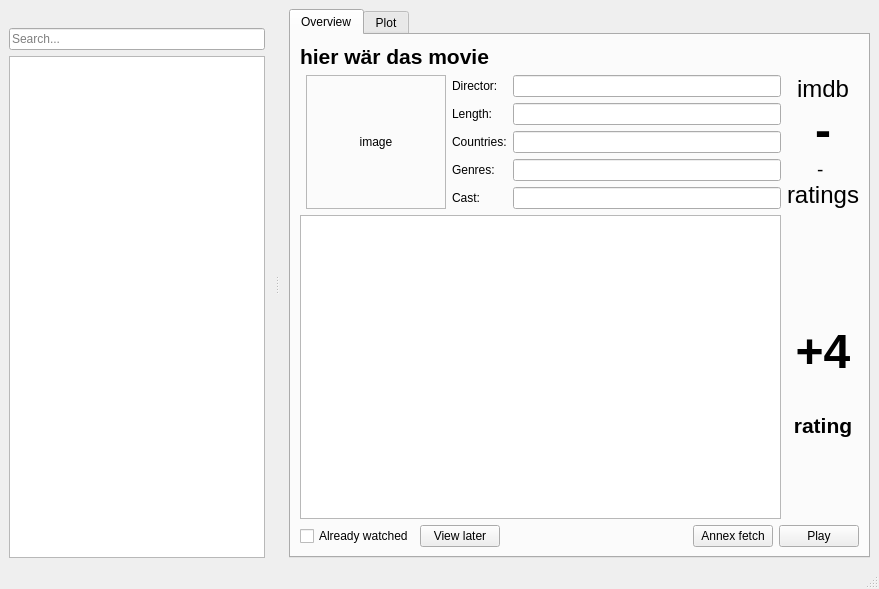
Before: the Qt Designer form playground/qtgui.ui in bordstein/hamster, drawn with Qt 5.
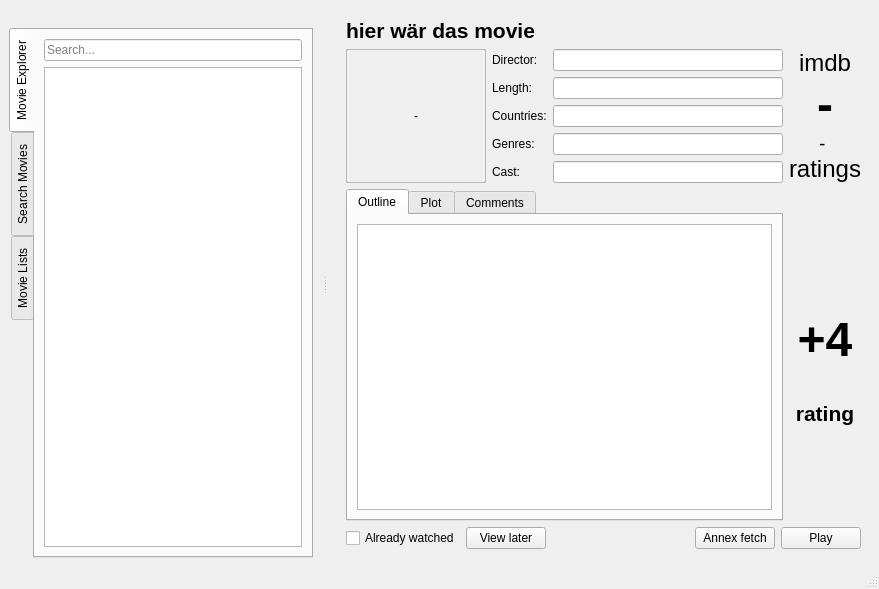
After: the same form once the commit is applied. Icons and pictures are not drawn.

Commit message: redesign of tabbing structure

The edit to the form file:
```diff
--- a/playground/qtgui.ui
+++ b/playground/qtgui.ui
@@ -14,18 +14,12 @@
    <string>MainWindow</string>
   </property>
   <widget class="QWidget" name="centralwidget">
-   <layout class="QHBoxLayout" name="horizontalLayout">
+   <layout class="QVBoxLayout" name="verticalLayout_3">
     <item>
-     <widget class="QTabWidget" name="tabWidget">
-      <property name="currentIndex">
-       <number>0</number>
-      </property>
-      <widget class="QWidget" name="tab">
-       <attribute name="title">
-        <string>Overview</string>
-       </attribute>
+     <widget class="QStackedWidget" name="stackedWidget">
+      <widget class="QWidget" name="page">
        <layout class="QGridLayout" name="gridLayout">
-        <item row="0" column="0" colspan="5">
+        <item row="0" column="0" colspan="4">
          <widget class="QLabel" name="l_title">
           <property name="sizePolicy">
            <sizepolicy hsizetype="Preferred" vsizetype="Fixed">
@@ -45,80 +39,235 @@
           </property>
          </widget>
         </item>
-        <item row="8" column="0" rowspan="2" colspan="4">
-         <widget class="QTextBrowser" name="l_plot_short"/>
-        </item>
-        <item row="6" column="2">
-         <widget class="QLabel" name="label_3">
-          <property name="text">
-           <string>Cast:</string>
+        <item row="1" column="0" rowspan="5">
+         <widget class="QLabel" name="l_img">
+          <property name="sizePolicy">
+           <sizepolicy hsizetype="Fixed" vsizetype="Preferred">
+            <horstretch>0</horstretch>
+            <verstretch>0</verstretch>
+           </sizepolicy>
           </property>
-         </widget>
-        </item>
-        <item row="6" column="3">
-         <widget class="QLineEdit" name="l_cast">
-          <property name="readOnly">
-           <bool>true</bool>
+          <property name="minimumSize">
+           <size>
+            <width>140</width>
+            <height>0</height>
+           </size>
           </property>
-         </widget>
-        </item>
-        <item row="5" column="2">
-         <widget class="QLabel" name="label_4">
+          <property name="maximumSize">
+           <size>
+            <width>16777215</width>
+            <height>16777215</height>
+           </size>
+          </property>
+          <property name="baseSize">
+           <size>
+            <width>0</width>
+            <height>0</height>
+           </size>
+          </property>
+          <property name="frameShape">
+           <enum>QFrame::StyledPanel</enum>
+          </property>
           <property name="text">
-           <string>Genres:</string>
+           <string>-</string>
           </property>
-         </widget>
-        </item>
-        <item row="5" column="3">
-         <widget class="QLineEdit" name="l_genres">
-          <property name="readOnly">
-           <bool>true</bool>
+          <property name="scaledContents">
+           <bool>false</bool>
           </property>
-         </widget>
-        </item>
-        <item row="2" column="3">
-         <widget class="QLineEdit" name="l_director">
-          <property name="readOnly">
-           <bool>true</bool>
+          <property name="alignment">
+           <set>Qt::AlignCenter</set>
           </property>
+          <property name="margin">
+           <number>4</number>
+          </property>
          </widget>
         </item>
-        <item row="2" column="2">
+        <item row="1" column="1">
          <widget class="QLabel" name="label">
           <property name="text">
            <string>Director:</string>
           </property>
          </widget>
         </item>
-        <item row="4" column="3">
-         <widget class="QLineEdit" name="l_countries">
+        <item row="1" column="2">
+         <widget class="QLineEdit" name="l_director">
           <property name="readOnly">
            <bool>true</bool>
           </property>
          </widget>
         </item>
-        <item row="4" column="2">
+        <item row="1" column="3" rowspan="5">
+         <widget class="QLabel" name="l_rating">
+          <property name="frameShape">
+           <enum>QFrame::NoFrame</enum>
+          </property>
+          <property name="frameShadow">
+           <enum>QFrame::Plain</enum>
+          </property>
+          <property name="text">
+           <string>&lt;!DOCTYPE HTML PUBLIC &quot;-//W3C//DTD HTML 4.0//EN&quot; &quot;http://www.w3.org/TR/REC-html40/strict.dtd&quot;&gt;
+&lt;html&gt;&lt;head&gt;&lt;meta name=&quot;qrichtext&quot; content=&quot;1&quot; /&gt;&lt;style type=&quot;text/css&quot;&gt;
+p, li { white-space: pre-wrap; }
+&lt;/style&gt;&lt;/head&gt;&lt;body style=&quot; font-family:'Ubuntu'; font-size:14pt; font-weight:400; font-style:normal;&quot;&gt;
+&lt;p align=&quot;center&quot; style=&quot; margin-top:0px; margin-bottom:0px; margin-left:0px; margin-right:0px; -qt-block-indent:0; text-indent:0px;&quot;&gt;&lt;span style=&quot; font-size:18pt;&quot;&gt;imdb&lt;/span&gt;&lt;/p&gt;
+&lt;p align=&quot;center&quot; style=&quot; margin-top:0px; margin-bottom:0px; margin-left:0px; margin-right:0px; -qt-block-indent:0; text-indent:0px;&quot;&gt;&lt;span style=&quot; font-size:36pt; font-weight:600;&quot;&gt;-&lt;/span&gt;&lt;/p&gt;
+&lt;p align=&quot;center&quot; style=&quot; margin-top:0px; margin-bottom:0px; margin-left:0px; margin-right:0px; -qt-block-indent:0; text-indent:0px;&quot;&gt;- &lt;/p&gt;
+&lt;p align=&quot;center&quot; style=&quot; margin-top:0px; margin-bottom:0px; margin-left:0px; margin-right:0px; -qt-block-indent:0; text-indent:0px;&quot;&gt;&lt;span style=&quot; font-size:18pt;&quot;&gt;ratings&lt;/span&gt;&lt;/p&gt;&lt;/body&gt;&lt;/html&gt;</string>
+          </property>
+          <property name="margin">
+           <number>3</number>
+          </property>
+         </widget>
+        </item>
+        <item row="2" column="1">
+         <widget class="QLabel" name="label_7">
+          <property name="text">
+           <string>Length:</string>
+          </property>
+         </widget>
+        </item>
+        <item row="2" column="2">
+         <widget class="QLineEdit" name="l_runtime">
+          <property name="readOnly">
+           <bool>true</bool>
+          </property>
+         </widget>
+        </item>
+        <item row="3" column="1">
          <widget class="QLabel" name="label_2">
           <property name="text">
            <string>Countries:</string>
           </property>
          </widget>
         </item>
-        <item row="3" column="3">
-         <widget class="QLineEdit" name="l_runtime">
-          <property name="readOnly">
-           <bool>true</bool>
-          </property>
-         </widget>
-        </item>
         <item row="3" column="2">
-         <widget class="QLabel" name="label_7">
+         <widget class="QLineEdit" name="l_countries">
+          <property name="readOnly">
+           <bool>true</bool>
+          </property>
+         </widget>
+        </item>
+        <item row="4" column="1">
+         <widget class="QLabel" name="label_4">
           <property name="text">
-           <string>Length:</string>
+           <string>Genres:</string>
           </property>
          </widget>
         </item>
-        <item row="10" column="0" colspan="5">
+        <item row="4" column="2">
+         <widget class="QLineEdit" name="l_genres">
+          <property name="readOnly">
+           <bool>true</bool>
+          </property>
+         </widget>
+        </item>
+        <item row="5" column="1">
+         <widget class="QLabel" name="label_3">
+          <property name="text">
+           <string>Cast:</string>
+          </property>
+         </widget>
+        </item>
+        <item row="5" column="2">
+         <widget class="QLineEdit" name="l_cast">
+          <property name="readOnly">
+           <bool>true</bool>
+          </property>
+         </widget>
+        </item>
+        <item row="6" column="3">
+         <layout class="QVBoxLayout" name="verticalLayout">
+          <item>
+           <spacer name="verticalSpacer_2">
+            <property name="orientation">
+             <enum>Qt::Vertical</enum>
+            </property>
+            <property name="sizeHint" stdset="0">
+             <size>
+              <width>20</width>
+              <height>40</height>
+             </size>
+            </property>
+           </spacer>
+          </item>
+          <item>
+           <widget class="QPushButton" name="pushButton">
+            <property name="text">
+             <string/>
+            </property>
+            <property name="icon">
+             <iconset>
+              <normaloff>../../../../../usr/share/icons/oxygen/32x32/actions/draw-triangle3.png</normaloff>../../../../../usr/share/icons/oxygen/32x32/actions/draw-triangle3.png</iconset>
+            </property>
+            <property name="iconSize">
+             <size>
+              <width>32</width>
+              <height>32</height>
+             </size>
+            </property>
+            <property name="flat">
+             <bool>true</bool>
+            </property>
+           </widget>
+          </item>
+          <item>
+           <widget class="QLabel" name="label_6">
+            <property name="text">
+             <string>&lt;!DOCTYPE HTML PUBLIC &quot;-//W3C//DTD HTML 4.0//EN&quot; &quot;http://www.w3.org/TR/REC-html40/strict.dtd&quot;&gt;
+&lt;html&gt;&lt;head&gt;&lt;meta name=&quot;qrichtext&quot; content=&quot;1&quot; /&gt;&lt;style type=&quot;text/css&quot;&gt;
+p, li { white-space: pre-wrap; }
+&lt;/style&gt;&lt;/head&gt;&lt;body style=&quot; font-family:'Ubuntu'; font-size:14pt; font-weight:400; font-style:normal;&quot;&gt;
+&lt;p align=&quot;center&quot; style=&quot; margin-top:0px; margin-bottom:0px; margin-left:0px; margin-right:0px; -qt-block-indent:0; text-indent:0px;&quot;&gt;&lt;span style=&quot; font-size:36pt; font-weight:600;&quot;&gt;+4&lt;/span&gt;&lt;/p&gt;&lt;/body&gt;&lt;/html&gt;</string>
+            </property>
+           </widget>
+          </item>
+          <item>
+           <widget class="QPushButton" name="pushButton_2">
+            <property name="text">
+             <string/>
+            </property>
+            <property name="icon">
+             <iconset>
+              <normaloff>../../../../../usr/share/icons/oxygen/32x32/actions/draw-triangle4.png</normaloff>../../../../../usr/share/icons/oxygen/32x32/actions/draw-triangle4.png</iconset>
+            </property>
+            <property name="iconSize">
+             <size>
+              <width>32</width>
+              <height>32</height>
+             </size>
+            </property>
+            <property name="flat">
+             <bool>true</bool>
+            </property>
+           </widget>
+          </item>
+          <item>
+           <widget class="QLabel" name="label_5">
+            <property name="text">
+             <string>&lt;!DOCTYPE HTML PUBLIC &quot;-//W3C//DTD HTML 4.0//EN&quot; &quot;http://www.w3.org/TR/REC-html40/strict.dtd&quot;&gt;
+&lt;html&gt;&lt;head&gt;&lt;meta name=&quot;qrichtext&quot; content=&quot;1&quot; /&gt;&lt;style type=&quot;text/css&quot;&gt;
+p, li { white-space: pre-wrap; }
+&lt;/style&gt;&lt;/head&gt;&lt;body style=&quot; font-family:'Ubuntu'; font-size:14pt; font-weight:400; font-style:normal;&quot;&gt;
+&lt;p align=&quot;center&quot; style=&quot; margin-top:0px; margin-bottom:0px; margin-left:0px; margin-right:0px; -qt-block-indent:0; text-indent:0px;&quot;&gt;&lt;span style=&quot; font-size:16pt; font-weight:600;&quot;&gt;rating&lt;/span&gt;&lt;/p&gt;&lt;/body&gt;&lt;/html&gt;</string>
+            </property>
+           </widget>
+          </item>
+          <item>
+           <spacer name="verticalSpacer">
+            <property name="orientation">
+             <enum>Qt::Vertical</enum>
+            </property>
+            <property name="sizeHint" stdset="0">
+             <size>
+              <width>20</width>
+              <height>40</height>
+             </size>
+            </property>
+           </spacer>
+          </item>
+         </layout>
+        </item>
+        <item row="7" column="0" colspan="4">
          <layout class="QHBoxLayout" name="horizontalLayout_3">
           <item>
            <widget class="QCheckBox" name="checkBox">
@@ -163,176 +312,41 @@
           </item>
          </layout>
         </item>
-        <item row="8" column="4" rowspan="2">
-         <layout class="QVBoxLayout" name="verticalLayout">
-          <item>
-           <spacer name="verticalSpacer_2">
-            <property name="orientation">
-             <enum>Qt::Vertical</enum>
-            </property>
-            <property name="sizeHint" stdset="0">
-             <size>
-              <width>20</width>
-              <height>40</height>
-             </size>
-            </property>
-           </spacer>
-          </item>
-          <item>
-           <widget class="QPushButton" name="pushButton">
-            <property name="text">
-             <string/>
-            </property>
-            <property name="icon">
-             <iconset>
-              <normaloff>../../../../../usr/share/icons/oxygen/32x32/actions/draw-triangle3.png</normaloff>../../../../../usr/share/icons/oxygen/32x32/actions/draw-triangle3.png</iconset>
-            </property>
-            <property name="iconSize">
-             <size>
-              <width>32</width>
-              <height>32</height>
-             </size>
-            </property>
-            <property name="flat">
-             <bool>true</bool>
-            </property>
-           </widget>
-          </item>
-          <item>
-           <widget class="QLabel" name="label_6">
-            <property name="text">
-             <string>&lt;!DOCTYPE HTML PUBLIC &quot;-//W3C//DTD HTML 4.0//EN&quot; &quot;http://www.w3.org/TR/REC-html40/strict.dtd&quot;&gt;
-&lt;html&gt;&lt;head&gt;&lt;meta name=&quot;qrichtext&quot; content=&quot;1&quot; /&gt;&lt;style type=&quot;text/css&quot;&gt;
-p, li { white-space: pre-wrap; }
-&lt;/style&gt;&lt;/head&gt;&lt;body style=&quot; font-family:'Ubuntu'; font-size:14pt; font-weight:400; font-style:normal;&quot;&gt;
-&lt;p align=&quot;center&quot; style=&quot; margin-top:0px; margin-bottom:0px; margin-left:0px; margin-right:0px; -qt-block-indent:0; text-indent:0px;&quot;&gt;&lt;span style=&quot; font-size:36pt; font-weight:600;&quot;&gt;+4&lt;/span&gt;&lt;/p&gt;&lt;/body&gt;&lt;/html&gt;</string>
-            </property>
-           </widget>
-          </item>
-          <item>
-           <widget class="QPushButton" name="pushButton_2">
-            <property name="text">
-             <string/>
-            </property>
-            <property name="icon">
-             <iconset>
-              <normaloff>../../../../../usr/share/icons/oxygen/32x32/actions/draw-triangle4.png</normaloff>../../../../../usr/share/icons/oxygen/32x32/actions/draw-triangle4.png</iconset>
-            </property>
-            <property name="iconSize">
-             <size>
-              <width>32</width>
-              <height>32</height>
-             </size>
-            </property>
-            <property name="flat">
-             <bool>true</bool>
-            </property>
-           </widget>
-          </item>
-          <item>
-           <widget class="QLabel" name="label_5">
-            <property name="text">
-             <string>&lt;!DOCTYPE HTML PUBLIC &quot;-//W3C//DTD HTML 4.0//EN&quot; &quot;http://www.w3.org/TR/REC-html40/strict.dtd&quot;&gt;
-&lt;html&gt;&lt;head&gt;&lt;meta name=&quot;qrichtext&quot; content=&quot;1&quot; /&gt;&lt;style type=&quot;text/css&quot;&gt;
-p, li { white-space: pre-wrap; }
-&lt;/style&gt;&lt;/head&gt;&lt;body style=&quot; font-family:'Ubuntu'; font-size:14pt; font-weight:400; font-style:normal;&quot;&gt;
-&lt;p align=&quot;center&quot; style=&quot; margin-top:0px; margin-bottom:0px; margin-left:0px; margin-right:0px; -qt-block-indent:0; text-indent:0px;&quot;&gt;&lt;span style=&quot; font-size:16pt; font-weight:600;&quot;&gt;rating&lt;/span&gt;&lt;/p&gt;&lt;/body&gt;&lt;/html&gt;</string>
-            </property>
-           </widget>
-          </item>
-          <item>
-           <spacer name="verticalSpacer">
-            <property name="orientation">
-             <enum>Qt::Vertical</enum>
-            </property>
-            <property name="sizeHint" stdset="0">
-             <size>
-              <width>20</width>
-              <height>40</height>
-             </size>
-            </property>
-           </spacer>
-          </item>
-         </layout>
-        </item>
-        <item row="2" column="4" rowspan="5">
-         <widget class="QLabel" name="l_rating">
-          <property name="frameShape">
-           <enum>QFrame::NoFrame</enum>
+        <item row="6" column="0" colspan="3">
+         <widget class="QTabWidget" name="tabWidget">
+          <property name="currentIndex">
+           <number>0</number>
           </property>
-          <property name="frameShadow">
-           <enum>QFrame::Plain</enum>
-          </property>
-          <property name="text">
-           <string>&lt;!DOCTYPE HTML PUBLIC &quot;-//W3C//DTD HTML 4.0//EN&quot; &quot;http://www.w3.org/TR/REC-html40/strict.dtd&quot;&gt;
-&lt;html&gt;&lt;head&gt;&lt;meta name=&quot;qrichtext&quot; content=&quot;1&quot; /&gt;&lt;style type=&quot;text/css&quot;&gt;
-p, li { white-space: pre-wrap; }
-&lt;/style&gt;&lt;/head&gt;&lt;body style=&quot; font-family:'Ubuntu'; font-size:14pt; font-weight:400; font-style:normal;&quot;&gt;
-&lt;p align=&quot;center&quot; style=&quot; margin-top:0px; margin-bottom:0px; margin-left:0px; margin-right:0px; -qt-block-indent:0; text-indent:0px;&quot;&gt;&lt;span style=&quot; font-size:18pt;&quot;&gt;imdb&lt;/span&gt;&lt;/p&gt;
-&lt;p align=&quot;center&quot; style=&quot; margin-top:0px; margin-bottom:0px; margin-left:0px; margin-right:0px; -qt-block-indent:0; text-indent:0px;&quot;&gt;&lt;span style=&quot; font-size:36pt; font-weight:600;&quot;&gt;-&lt;/span&gt;&lt;/p&gt;
-&lt;p align=&quot;center&quot; style=&quot; margin-top:0px; margin-bottom:0px; margin-left:0px; margin-right:0px; -qt-block-indent:0; text-indent:0px;&quot;&gt;- &lt;/p&gt;
-&lt;p align=&quot;center&quot; style=&quot; margin-top:0px; margin-bottom:0px; margin-left:0px; margin-right:0px; -qt-block-indent:0; text-indent:0px;&quot;&gt;&lt;span style=&quot; font-size:18pt;&quot;&gt;ratings&lt;/span&gt;&lt;/p&gt;&lt;/body&gt;&lt;/html&gt;</string>
-          </property>
-          <property name="margin">
-           <number>3</number>
-          </property>
+          <widget class="QWidget" name="tab">
+           <attribute name="title">
+            <string>Outline</string>
+           </attribute>
+           <layout class="QHBoxLayout" name="horizontalLayout">
+            <item>
+             <widget class="QTextBrowser" name="l_plot_short"/>
+            </item>
+           </layout>
+          </widget>
+          <widget class="QWidget" name="tab_2">
+           <attribute name="title">
+            <string>Plot</string>
+           </attribute>
+           <layout class="QHBoxLayout" name="horizontalLayout_2">
+            <item>
+             <widget class="QTextBrowser" name="l_plot"/>
+            </item>
+           </layout>
+          </widget>
+          <widget class="QWidget" name="tab_5">
+           <attribute name="title">
+            <string>Comments</string>
+           </attribute>
+          </widget>
          </widget>
         </item>
-        <item row="2" column="1" rowspan="5">
-         <widget class="QLabel" name="l_img">
-          <property name="sizePolicy">
-           <sizepolicy hsizetype="Fixed" vsizetype="Preferred">
-            <horstretch>0</horstretch>
-            <verstretch>0</verstretch>
-           </sizepolicy>
-          </property>
-          <property name="minimumSize">
-           <size>
-            <width>140</width>
-            <height>0</height>
-           </size>
-          </property>
-          <property name="maximumSize">
-           <size>
-            <width>16777215</width>
-            <height>16777215</height>
-           </size>
-          </property>
-          <property name="baseSize">
-           <size>
-            <width>0</width>
-            <height>0</height>
-           </size>
-          </property>
-          <property name="frameShape">
-           <enum>QFrame::StyledPanel</enum>
-          </property>
-          <property name="text">
-           <string>image</string>
-          </property>
-          <property name="scaledContents">
-           <bool>false</bool>
-          </property>
-          <property name="alignment">
-           <set>Qt::AlignCenter</set>
-          </property>
-          <property name="margin">
-           <number>4</number>
-          </property>
-         </widget>
-        </item>
        </layout>
       </widget>
-      <widget class="QWidget" name="tab_2">
-       <attribute name="title">
-        <string>Plot</string>
-       </attribute>
-       <layout class="QHBoxLayout" name="horizontalLayout_2">
-        <item>
-         <widget class="QTextBrowser" name="l_plot"/>
-        </item>
-       </layout>
-      </widget>
+      <widget class="QWidget" name="page_2"/>
      </widget>
     </item>
    </layout>
@@ -350,28 +364,58 @@
   <widget class="QStatusBar" name="statusbar"/>
   <widget class="QDockWidget" name="dockWidget">
    <property name="features">
-    <set>QDockWidget::DockWidgetMovable</set>
+    <set>QDockWidget::NoDockWidgetFeatures</set>
    </property>
    <attribute name="dockWidgetArea">
     <number>1</number>
    </attribute>
    <widget class="QWidget" name="dockWidgetContents">
-    <layout class="QVBoxLayout" name="verticalLayout_2">
+    <layout class="QHBoxLayout" name="horizontalLayout_4">
      <item>
-      <widget class="QLineEdit" name="search_bar">
-       <property name="text">
-        <string/>
+      <widget class="QTabWidget" name="tabWidget_2">
+       <property name="tabPosition">
+        <enum>QTabWidget::West</enum>
        </property>
-       <property name="placeholderText">
-        <string>Search...</string>
+       <property name="tabShape">
+        <enum>QTabWidget::Rounded</enum>
        </property>
-      </widget>
-     </item>
-     <item>
-      <widget class="QTableView" name="tableView">
-       <property name="selectionMode">
-        <enum>QAbstractItemView::SingleSelection</enum>
+       <property name="currentIndex">
+        <number>0</number>
        </property>
+       <widget class="QWidget" name="tab_3">
+        <attribute name="title">
+         <string>Movie Explorer</string>
+        </attribute>
+        <layout class="QVBoxLayout" name="verticalLayout_2">
+         <item>
+          <widget class="QLineEdit" name="search_bar">
+           <property name="text">
+            <string/>
+           </property>
+           <property name="placeholderText">
+            <string>Search...</string>
+           </property>
+          </widget>
+         </item>
+         <item>
+          <widget class="QTableView" name="tableView">
+           <property name="selectionMode">
+            <enum>QAbstractItemView::SingleSelection</enum>
+           </property>
+          </widget>
+         </item>
+        </layout>
+       </widget>
+       <widget class="QWidget" name="tab_4">
+        <attribute name="title">
+         <string>Search Movies</string>
+        </attribute>
+       </widget>
+       <widget class="QWidget" name="tab_6">
+        <attribute name="title">
+         <string>Movie Lists</string>
+        </attribute>
+       </widget>
       </widget>
      </item>
     </layout>
```
Left out of the diff: 11 changed lines with no effect on the pictures.
